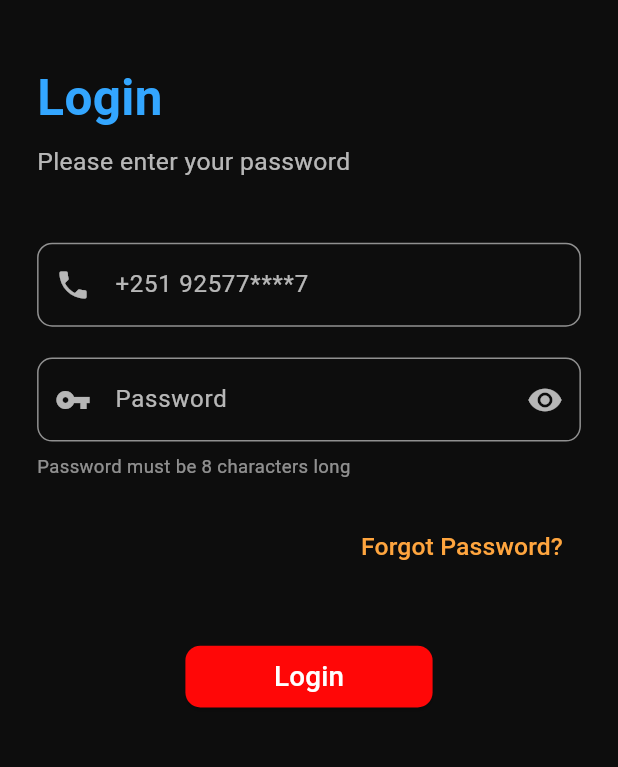
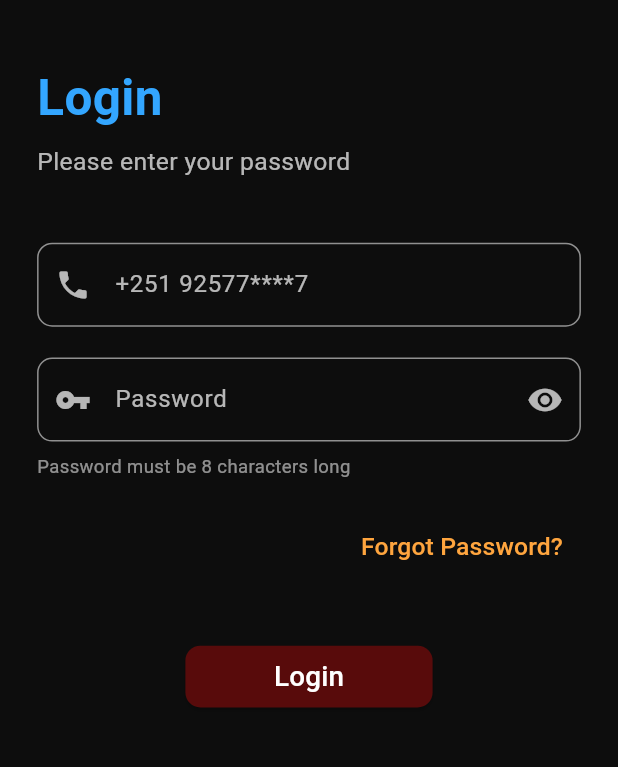
Before and after one commit to davemg357/michuapp12, a Flutter app: the screen it shows after launch, on a phone screen of 412 x 824 dp, the part 111-878 px from its top. Run offline on Flutter 3.47's test engine with Material 3 defaults, Android fonts, the phone set to English and light mode, and no system bars; our stand-ins replace shimmer.

```diff
--- a/lib/login.dart
+++ b/lib/login.dart
@@ -191,7 +191,7 @@ class _LoginPageState extends State<LoginPage> {
                           }
                         },
                         style: ElevatedButton.styleFrom(
-                          backgroundColor: const Color.fromARGB(255, 255, 7, 7),
+                          backgroundColor: const Color.fromARGB(255, 88, 11, 11),
                           shape: RoundedRectangleBorder(
                             borderRadius: BorderRadius.circular(10),
                           ),
```
